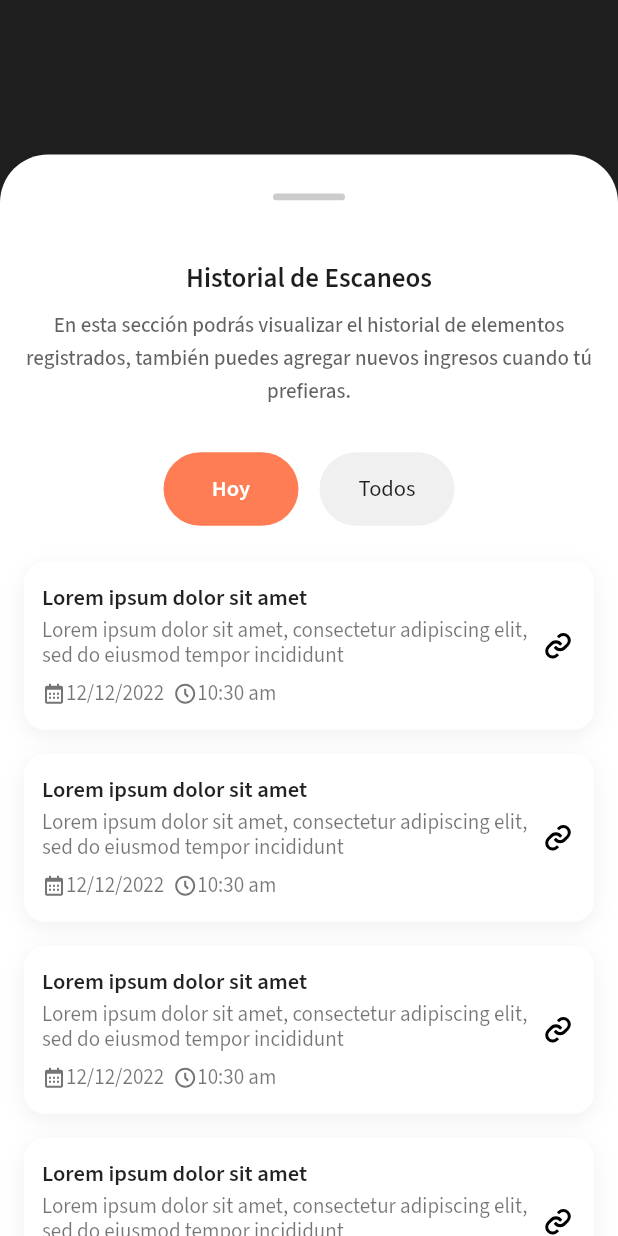
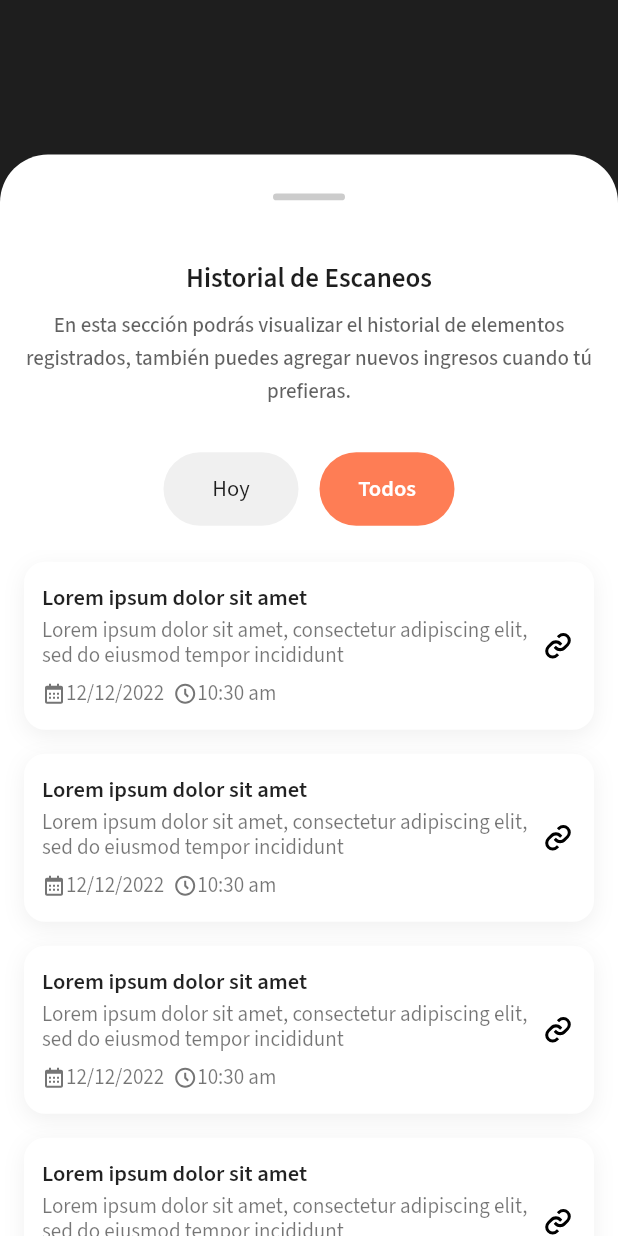
Before and after one commit to ehbarrionuevo/flutter_codigo2_qr, a Flutter app: the screen it shows after launch, after a tap on "Todos", on a phone screen of 412 x 824 dp. Run offline on Flutter 3.47's test engine with Material 2 defaults, Android fonts, the phone set to English and light mode, and no system bars; our stand-ins replace flutter_svg, google_fonts.

```diff
--- a/lib/ui/pages/home_page.dart
+++ b/lib/ui/pages/home_page.dart
@@ -6,7 +6,15 @@ import 'package:codigo2_qr/utils/assets.dart';
 import 'package:flutter/material.dart';
 import 'package:flutter_svg/flutter_svg.dart';
 
-class HomePage extends StatelessWidget {
+class HomePage extends StatefulWidget {
+  @override
+  State<HomePage> createState() => _HomePageState();
+}
+
+class _HomePageState extends State<HomePage> {
+
+  String buttonValue = "Hoy";
+
   @override
   Widget build(BuildContext context) {
     return Scaffold(
@@ -70,17 +78,23 @@ class HomePage extends StatelessWidget {
                           children: [
                             ButtonFilterWidget(
                               text: "Hoy",
-                              isSelected: true,
+                              isSelected: buttonValue == "Hoy",
                               onTap: (){
+                                buttonValue = "Hoy";
+                                setState(() {
 
+                                });
                               },
                             ),
                             dividerWidth14,
                             ButtonFilterWidget(
                               text: "Todos",
-                              isSelected: false,
+                              isSelected: buttonValue == "Todos",
                               onTap: (){
+                                buttonValue = "Todos";
+                                setState(() {
 
+                                });
                               },
                             ),
                           ],
```
